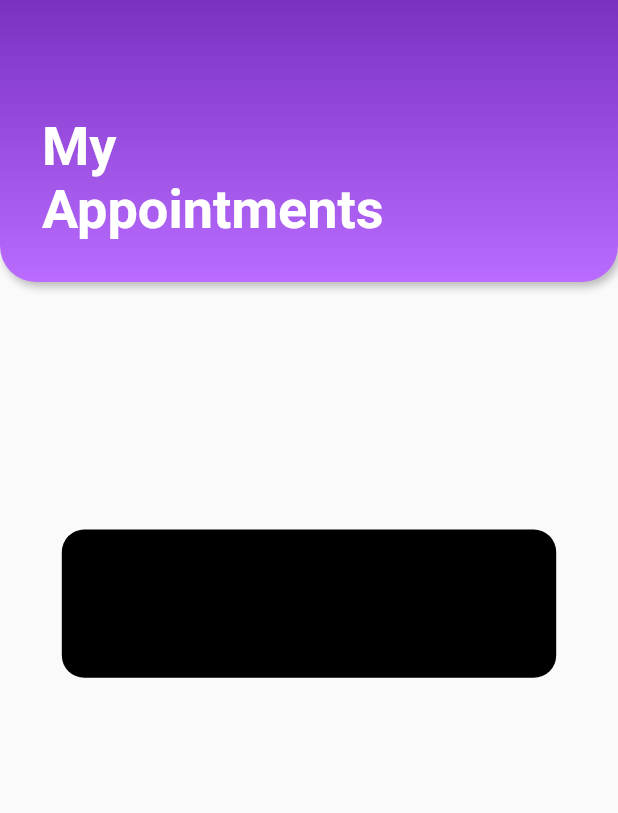
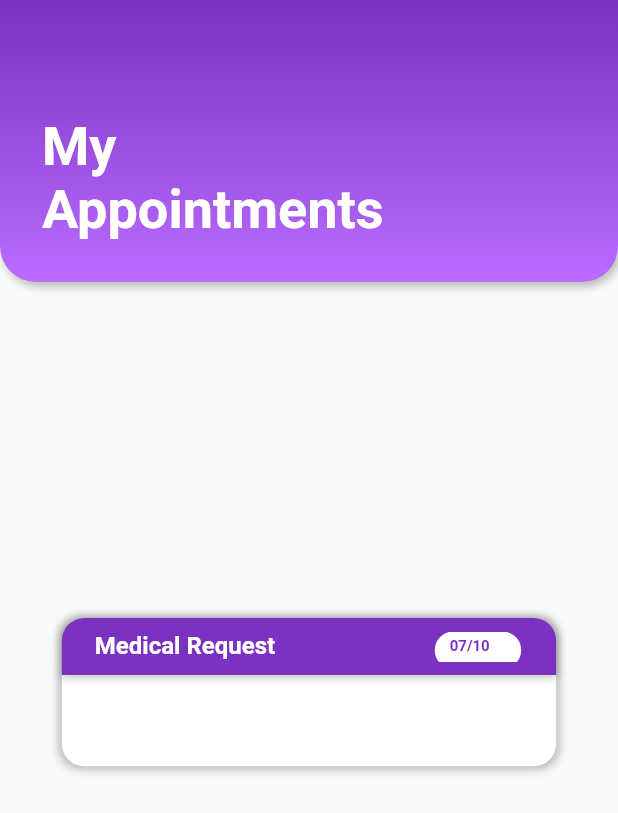
Before and after one commit to Isurusandaruwan697/NMEDIX, a Flutter app: the MyAppoint screen opened directly, on a phone screen of 412 x 824 dp. Shown: the top 813 px of the screen. Run offline on Flutter 3.47's test engine with Material 2 defaults, Android fonts, the phone set to English and light mode, and no system bars; Roboto replaces fonts that are missing (Montserrat).

Commit message:
modified box

```diff
--- a/lib/pages/my_appointments_page.dart
+++ b/lib/pages/my_appointments_page.dart
@@ -1,4 +1,5 @@
 import 'package:flutter/material.dart';
+import 'package:medix/pages/start_page.dart';
 
 
 class MyAppoint extends StatefulWidget {
@@ -69,7 +70,7 @@ class _MyAppointState extends State<MyAppoint> {
 
               Positioned(
                 left: width * 0.10,
-                top: 353,
+                top: height * 0.50,
                 child: Container(
                   width: width * 0.8,
                   height: height * 0.12,
@@ -82,13 +83,126 @@ class _MyAppointState extends State<MyAppoint> {
                           width: width * 0.8,
                           height: height * 0.12,
                           decoration: ShapeDecoration(
-                            color: Colors.black,
+                            color: Colors.white,
                             shape: RoundedRectangleBorder(
-                              borderRadius: BorderRadius.circular(15)
-                            )
+                              borderRadius: BorderRadius.circular(15),
+                            ),
+                            shadows:  const [
+                              BoxShadow(
+                                color: Color(0x3F000000),
+                                blurRadius: 4,
+                                offset: Offset(0, 0),
+                                spreadRadius: 2,
+                              )
+                            ],
+
+                          ),
+                        ),
+                      ),
+                      Positioned(
+                        left: 0,
+                        top: 0,
+                        child: Container(
+                          width: width * 0.8,
+                          height: 38,
+                          child: Stack(
+                            children: [
+                              Positioned(
+                                left: 0,
+                                top: 0,
+                                child: Container(
+                                  width: width * 0.8,
+                                  height: 38,
+                                  decoration: const ShapeDecoration(
+                                    color: Color(0xFF7C32C1),
+                                    shape: RoundedRectangleBorder(
+                                      borderRadius: BorderRadius.only(
+                                        topLeft: Radius.circular(15),
+                                        topRight: Radius.circular(15),
+                                      ),
+                                    ),
+                                    shadows: [
+                                      BoxShadow(
+                                        color: Color(0x3F000000),
+                                        blurRadius: 4,
+                                        offset: Offset(0, 1),
+                                        spreadRadius: 0,
+                                      )
+                                    ]
+                                  ),
+                                ),
+                              ),
+                              Positioned(
+                                left: 22,
+                                top: 9,
+                                child: Container(
+                                  width: 289,
+                                  height: 20,
+                                  child:  Stack(
+                                    children: [
+                                      const Positioned(
+                                        left: 0,
+                                        top: 0,
+                                        child: Text(
+                                          'Medical Request',
+                                          style: TextStyle(
+                                            color: Colors.white,
+                                            fontSize: 16,
+                                            fontFamily: 'Montserrat',
+                                            fontWeight: FontWeight.w700,
+                                          ),
+                                        ),
+                                      ),
+                                      Positioned(
+                                        left: width * 0.55,
+                                        top: 0,
+                                        child: Container(
+                                          width: width * 0.14,
+                                          height: height *0.03,
+                                          child: Stack(
+                                            children: [
+                                              Positioned(
+                                                left: 0,
+                                                top: 0,
+                                                child: Container(
+                                                  width: width * 0.14,
+                                                  height: height *0.03,
+                                                  decoration: ShapeDecoration(
+                                                    color: Colors.white,
+                                                    shape: RoundedRectangleBorder(
+                                                      borderRadius: BorderRadius.circular(15),
+
+                                                    ),
+                                                  ),
+                                                ),
+                                              ),
+                                              const Positioned(
+                                                left: 10,
+                                                top: 4,
+                                                child: Text(
+                                                  '07/10',
+                                                  style: TextStyle(
+                                                    color: Color(0xFF7A30C0),
+                                                    fontSize: 10,
+                                                    fontFamily: 'Montserrat',
+                                                    fontWeight: FontWeight.w700,
+                                                  ),
+                                                ),
+                                              )
+                                            ],
+                                          ),
+                                        )
+                                      )
+                                    ],
+                                  ),
+
+                                ),
+                              )
+                            ],
                           ),
                         ),
                       )
+
                     ],
                   ),
                 ),
```
